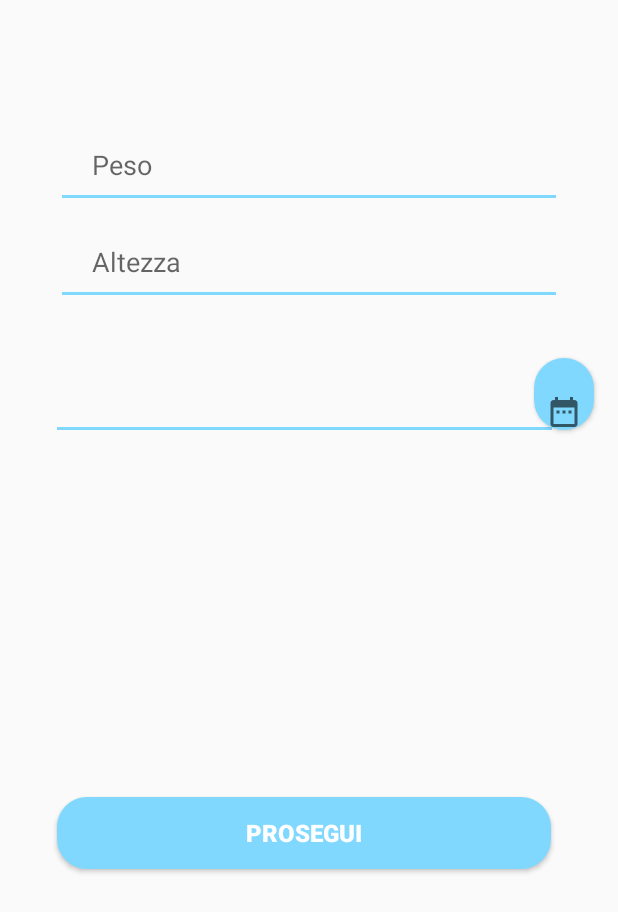
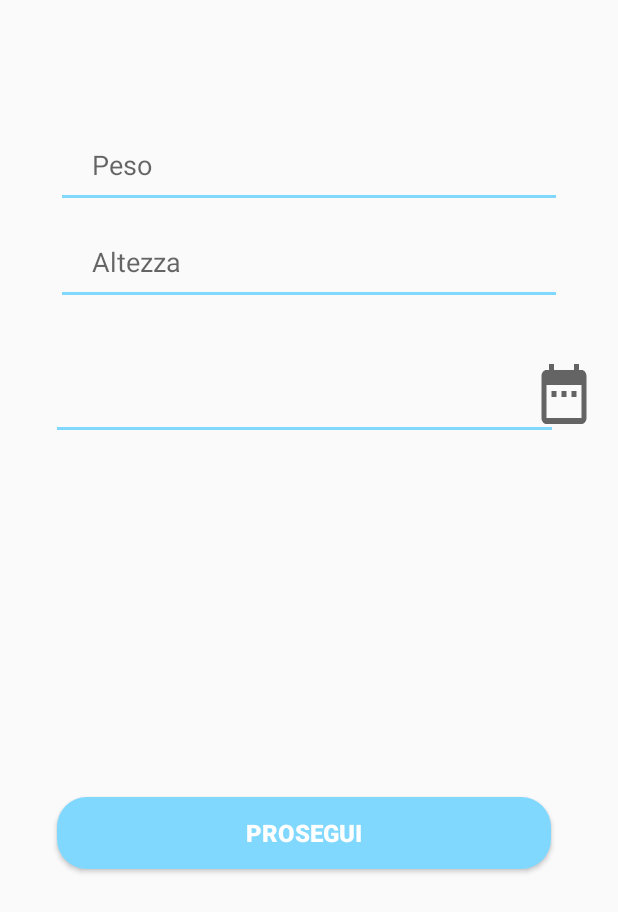
Before and after one commit to simtape/myFitNoteAndroid, an Android app: the RegistrazioneParteDueActivity screen opened directly, with no data from a screen before it, on a phone screen of 412 x 824 dp. Shown: the top 912 px of the screen. Run offline under Robolectric (Android 15) with nearby library versions, the phone set to English and light mode, and no system bars.

Commit message:
modifiche tasto calendario e foto per le schede

```diff
--- a/app/src/main/res/layout/reg_parte_2.xml
+++ b/app/src/main/res/layout/reg_parte_2.xml
@@ -66,8 +66,8 @@
         android:layout_height="wrap_content"
         android:layout_marginEnd="16dp"
         android:layout_marginRight="16dp"
-        android:background="@drawable/button_bg"
-        android:drawableBottom="@drawable/ic_baseline_date_range_24"
+        android:background="@drawable/ic_baseline_date_range_24"
+
         android:paddingLeft="20dip"
         android:paddingRight="20dip"
         android:textColor="@color/cardview_light_background"
```
Also changed, not shown: app/src/main/res/drawable/ic_baseline_add_to_photos_24.xml (added, +10 -0 lines).
